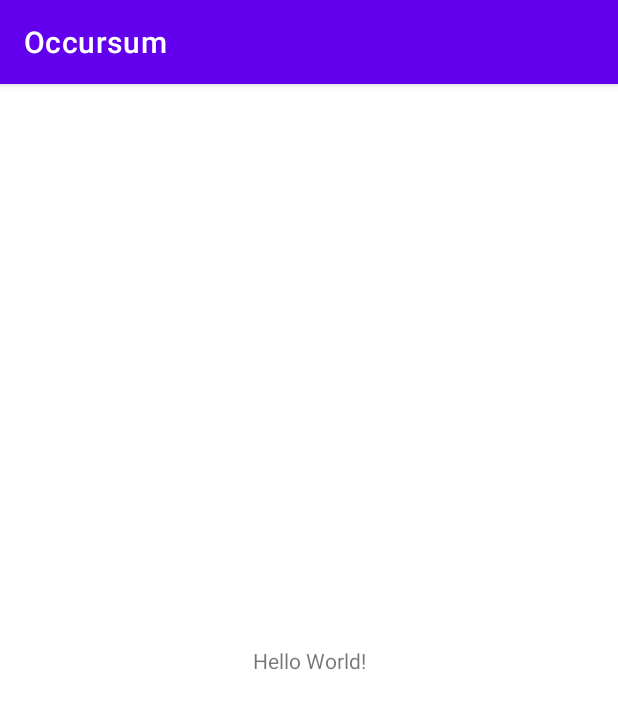
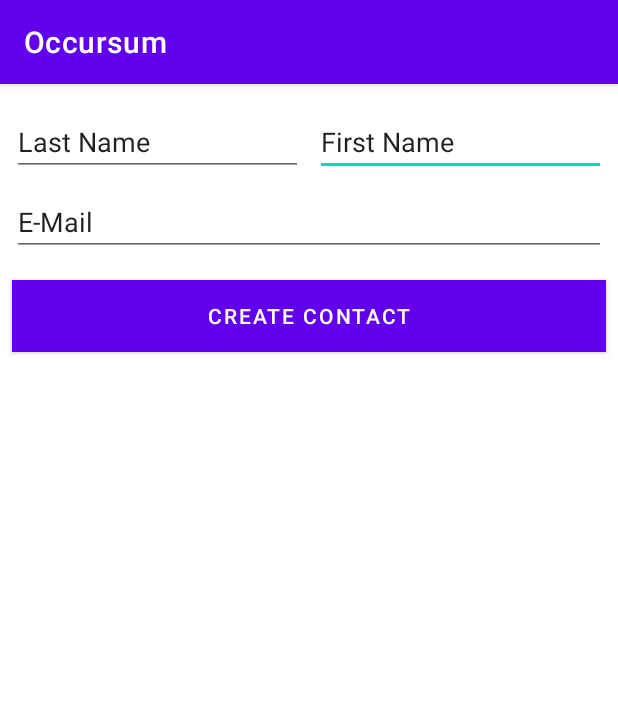
Before and after one commit to MatthewBrazill/Occursum, an Android app: the screen it shows after launch (MainActivity), on a phone screen of 412 x 824 dp. Shown: the top 709 px of the screen. Run offline under Robolectric (Android 15) with nearby library versions, the phone set to English and light mode, and no system bars; libraries missing offline, so code that uses them is left out: org.jetbrains.anko.

Commit message:
Added initial view for creating a contact and first actions.

```diff
--- a/app/build.gradle
+++ b/app/build.gradle
@@ -1,6 +1,7 @@
 plugins {
     id 'com.android.application'
     id 'kotlin-android'
+    id 'kotlin-android-extensions'
 }
 
 android {
@@ -33,13 +34,13 @@ android {
 }
 
 dependencies {
-
+    implementation group: 'org.jetbrains.anko', name: 'anko-commons', version: '0.10.8'
     implementation "org.jetbrains.kotlin:kotlin-stdlib:$kotlin_version"
     implementation 'androidx.core:core-ktx:1.3.2'
     implementation 'androidx.appcompat:appcompat:1.2.0'
     implementation 'com.google.android.material:material:1.3.0'
     implementation 'androidx.constraintlayout:constraintlayout:2.0.4'
-    testImplementation 'junit:junit:4.+'
+    testImplementation 'junit:junit:4.13.2'
     androidTestImplementation 'androidx.test.ext:junit:1.1.2'
     androidTestImplementation 'androidx.test.espresso:espresso-core:3.3.0'
 }
--- a/app/src/main/AndroidManifest.xml
+++ b/app/src/main/AndroidManifest.xml
@@ -9,7 +9,7 @@
         android:roundIcon="@mipmap/ic_launcher_round"
         android:supportsRtl="true"
         android:theme="@style/Theme.Occursum">
-        <activity android:name=".MainActivity">
+        <activity android:name=".activities.MainActivity">
             <intent-filter>
                 <action android:name="android.intent.action.MAIN" />
 
--- a/app/src/main/java/de/brazill/occursum/MainActivity.kt
+++ /dev/null
@@ -1,11 +0,0 @@
-package de.brazill.occursum
-
-import androidx.appcompat.app.AppCompatActivity
-import android.os.Bundle
-
-class MainActivity : AppCompatActivity() {
-    override fun onCreate(savedInstanceState: Bundle?) {
-        super.onCreate(savedInstanceState)
-        setContentView(R.layout.activity_main)
-    }
-}
--- /dev/null
+++ b/app/src/main/java/de/brazill/occursum/activities/MainActivity.kt
@@ -0,0 +1,19 @@
+package de.brazill.occursum.activities
+
+import androidx.appcompat.app.AppCompatActivity
+import android.os.Bundle
+import de.brazill.occursum.R
+import kotlinx.android.synthetic.main.activity_main.*
+import org.jetbrains.anko.AnkoLogger
+import org.jetbrains.anko.info
+
+class MainActivity : AppCompatActivity(), AnkoLogger {
+    override fun onCreate(savedInstanceState: Bundle?) {
+        super.onCreate(savedInstanceState)
+        setContentView(R.layout.activity_main)
+
+        add_contact_button.setOnClickListener() {
+            info("Adding Contact")
+        }
+    }
+}
--- /dev/null
+++ b/app/src/main/java/de/brazill/occursum/models/ContactModel.kt
@@ -0,0 +1,4 @@
+package de.brazill.occursum.models
+
+data class ContactModel(var title: String = "") {
+}
--- a/app/src/main/res/layout/activity_main.xml
+++ b/app/src/main/res/layout/activity_main.xml
@@ -4,15 +4,66 @@
     xmlns:tools="http://schemas.android.com/tools"
     android:layout_width="match_parent"
     android:layout_height="match_parent"
-    tools:context=".MainActivity">
+    tools:context=".activities.MainActivity">
 
-    <TextView
-        android:layout_width="wrap_content"
+    <EditText
+        android:id="@+id/first_name"
+        android:layout_width="0dp"
         android:layout_height="wrap_content"
-        android:text="Hello World!"
-        app:layout_constraintBottom_toBottomOf="parent"
-        app:layout_constraintLeft_toLeftOf="parent"
-        app:layout_constraintRight_toRightOf="parent"
+        android:layout_marginStart="8dp"
+        android:layout_marginTop="16dp"
+        android:layout_marginEnd="8dp"
+        android:hint="@string/add_contact_first_name_hint"
+        android:importantForAutofill="no"
+        android:inputType="textPersonName"
+        android:text="@string/add_contact_first_name"
+        app:layout_constraintEnd_toEndOf="parent"
+        app:layout_constraintStart_toEndOf="@+id/last_name"
         app:layout_constraintTop_toTopOf="parent" />
 
+    <EditText
+        android:id="@+id/last_name"
+        android:layout_width="0dp"
+        android:layout_height="wrap_content"
+        android:layout_marginStart="8dp"
+        android:layout_marginTop="16dp"
+        android:hint="@string/add_contact_job_title_hint"
+        android:importantForAutofill="no"
+        android:inputType="textPersonName"
+        android:text="@string/add_contact_last_name"
+        app:layout_constraintEnd_toStartOf="@+id/first_name"
+        app:layout_constraintStart_toStartOf="parent"
+        app:layout_constraintTop_toTopOf="parent" />
+
+    <EditText
+        android:id="@+id/email"
+        android:layout_width="0dp"
+        android:layout_height="wrap_content"
+        android:layout_marginStart="8dp"
+        android:layout_marginTop="8dp"
+        android:layout_marginEnd="8dp"
+        android:ems="10"
+        android:hint="@string/add_contact_email_hint"
+        android:inputType="textEmailAddress"
+        android:text="@string/add_contact_email"
+        app:layout_constraintEnd_toEndOf="parent"
+        app:layout_constraintStart_toStartOf="parent"
+        app:layout_constraintTop_toBottomOf="@+id/first_name"
+        android:importantForAutofill="no" />
+
+    <Button
+        android:id="@+id/add_contact_button"
+        android:layout_width="0dp"
+        android:layout_height="wrap_content"
+        android:layout_marginStart="8dp"
+        android:layout_marginTop="16dp"
+        android:layout_marginEnd="8dp"
+        android:background="@color/secondary"
+        android:text="@string/add_contact_button"
+        android:textColor="@color/white"
+        app:layout_constraintEnd_toEndOf="parent"
+        app:layout_constraintHorizontal_bias="0.0"
+        app:layout_constraintStart_toStartOf="parent"
+        app:layout_constraintTop_toBottomOf="@+id/email" />
+
 </androidx.constraintlayout.widget.ConstraintLayout>
--- a/app/src/main/res/values/colors.xml
+++ b/app/src/main/res/values/colors.xml
@@ -7,4 +7,5 @@
     <color name="teal_700">#FF018786</color>
     <color name="black">#FF000000</color>
     <color name="white">#FFFFFFFF</color>
+    <color name="secondary">#202020</color>
 </resources>
--- a/app/src/main/res/values/strings.xml
+++ b/app/src/main/res/values/strings.xml
@@ -1,3 +1,13 @@
 <resources>
     <string name="app_name">Occursum</string>
+
+    <string name="add_contact_first_name">First Name</string>
+    <string name="add_contact_first_name_hint">The contacts first name.</string>
+    <string name="add_contact_last_name">Last Name</string>
+    <string name="add_contact_last_name_hint">The contacts first name.</string>
+    <string name="add_contact_email">E-Mail</string>
+    <string name="add_contact_email_hint">E-Mail</string>
+    <string name="add_contact_job_title">Job Title</string>
+    <string name="add_contact_job_title_hint">E-Mail</string>
+    <string name="add_contact_button">Create Contact</string>
 </resources>
```
Also changed, not shown: 1 other file.
